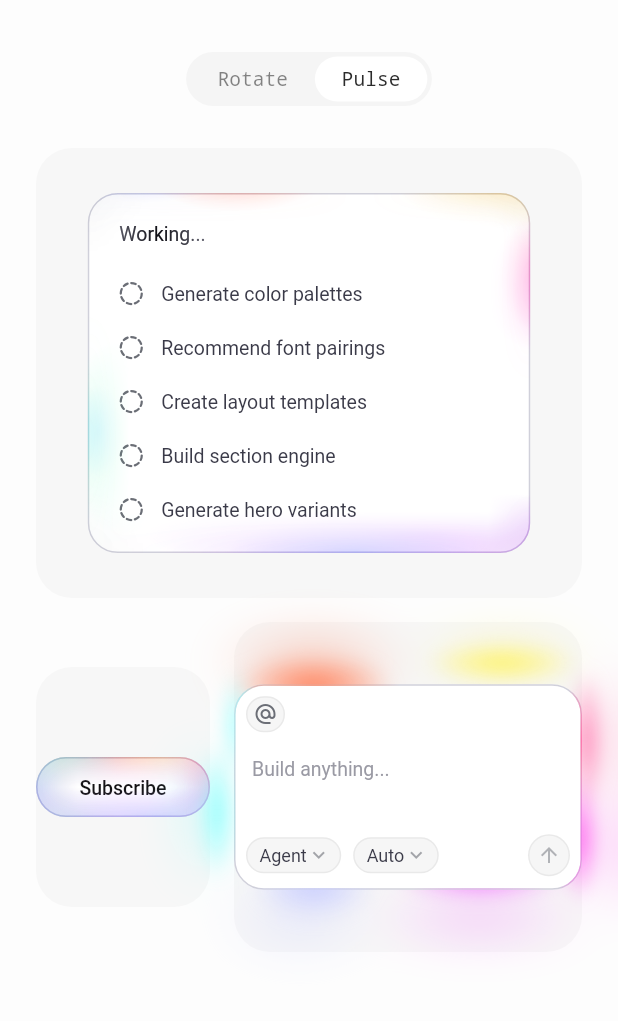
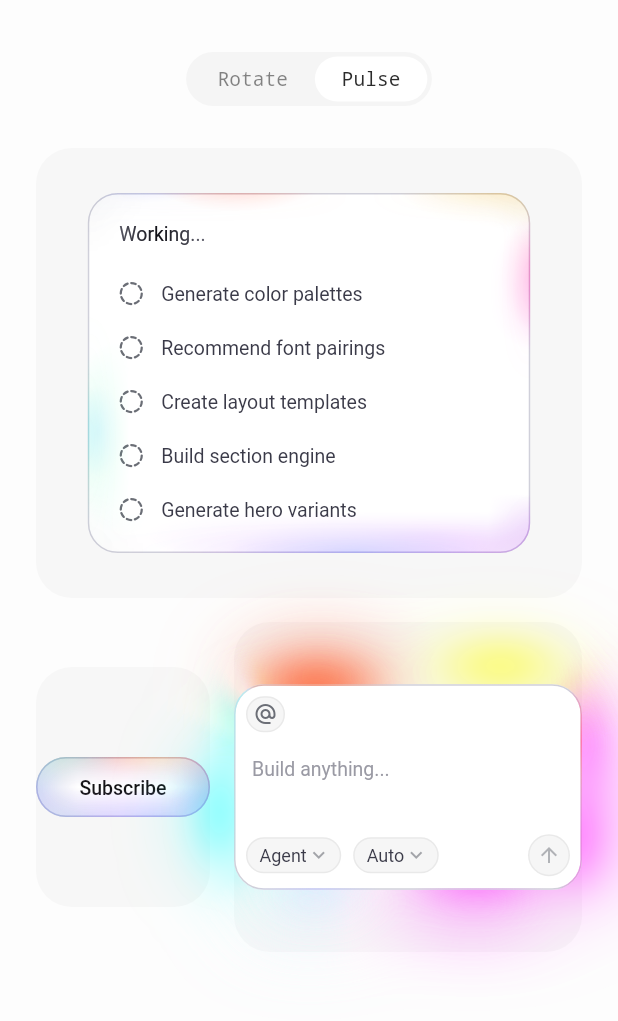
Before and after one commit to SimplifyJobs/flutter_border_beam, a Flutter app: the screen it shows after launch, after a tap on the "light mode" icon, after a tap on "Pulse", on a phone screen of 412 x 824 dp, the part 215-1236 px from its top. Run offline on Flutter 3.47's test engine with Material 3 defaults, Android fonts, the phone set to English and light mode, and no system bars; missing offline and left inert: sprung.

Commit message:
Match pulse-outside to the original demo's tuned glow
The pulse-outside halo rendered as sparse, dim, detached blobs because the
port implemented the React library's raw defaults, while the reference look
from beam.jakubantalik.com layers the demo's tuning recipe on top
(.beam-host--pulse-outside-tuned): unit-scaled insets and blurs (the ~20px
core blur melts the blobs into one continuous edge-hugging glow), x1.71
layer opacities, brightness 1.3x1.71 / saturation 1.2x1.71, and a 1.05
prominence boost. That recipe is now the Flutter default, with every value
still overridable via the coreBlur/bloomBlur/glowBrightness/glowSaturation/
glowBoost/opacity hooks.

Also composes the glow color matrix explicitly AFTER the blur
(ImageFilter.compose) to match CSS filter ordering — Skia otherwise runs a
paint's colorFilter before its imageFilter.

Regenerates the pulse-outside goldens, refreshes the showcase assets, and
adds a focused pulse_outside_demo.dart recording reel.

Co-Authored-By: Claude Fable 5 <noreply@anthropic.com>

```diff
--- a/lib/src/painting/strategies/pulse_outer_strategy.dart
+++ b/lib/src/painting/strategies/pulse_outer_strategy.dart
@@ -38,6 +38,23 @@ class PulseOuterStrategy extends BeamVariantStrategy {
   static const double _sw = 0.95;
   static const double _sh = 0.9;
 
+  // The demo-hero tuning recipe (`.beam-host--pulse-outside-tuned` in the
+  // source's demo). The library's RAW defaults render a sparse, dim halo of
+  // separate blobs; the pulse-outside look everyone knows from
+  // beam.jakubantalik.com layers this recipe on top: unit-scaled insets and
+  // blurs (the ~20px core blur is what melts the blobs into one continuous
+  // edge-hugging glow), ×1.71 layer opacities, brightness 1.3×1.71 and
+  // saturation 1.2×1.71, and a 1.05 prominence boost. Baked in as the
+  // Flutter defaults; every value stays overridable through the widget's
+  // coreBlur/bloomBlur/glowBrightness/glowSaturation/glowBoost/opacity
+  // hooks.
+  static const double _tunedBoost = 1.05;
+  static const double _tunedGlowMul = 1.71;
+  static const double _tunedCoreInset = 6;
+  static const double _tunedBloomInset = 14;
+  static const double _tunedCoreBlur = 10;
+  static const double _tunedBloomBlur = 19;
+
   @override
   double? get preferredFps => 30;
 
@@ -45,6 +62,11 @@ class PulseOuterStrategy extends BeamVariantStrategy {
       (size.width / referenceWidth).clamp(minScale, maxScale);
   double _sy(Size size) =>
       (size.height / referenceHeight).clamp(minScale, maxScale);
+
+  // Halo reach/blur scale with element size relative to the demo's Subscribe
+  // button baseline (measured glow scale 0.35), damped ×0.7
+  // (`--sub-glow-unit`).
+  double _unit(Size size) => _sx(size) / minScale * 0.7;
 
   BeamColorMatrix _matrix(
     BeamConfig config,
@@ -66,7 +88,6 @@ class PulseOuterStrategy extends BeamVariantStrategy {
   ) {
     if (phases.fadeOpacity <= 0) return;
     final rect = Offset.zero & size;
-    final isDark = config.brightness == Brightness.dark;
     final params = PulseParams.resolve(
       BeamVariant.pulseOutside,
       config.brightness,
@@ -74,36 +95,46 @@ class PulseOuterStrategy extends BeamVariantStrategy {
     );
     final sx = _sx(size);
     final sy = _sy(size);
-    final boost = config.glowBoost;
+    final unit = _unit(size);
+    final boost = config.glowBoost * _tunedBoost;
     final border = config.palette.data.border;
 
+    // Filter ordering: CSS runs `blur()` before the color terms, and Skia
+    // runs a paint's colorFilter BEFORE its imageFilter, so the color matrix
+    // is composed explicitly after the blur (ImageFilter.compose runs
+    // `inner` first).
     final glowMatrix = _matrix(
       config,
       phases,
-      brightness: config.glowBrightness,
-      saturation: config.glowSaturation,
+      brightness: config.glowBrightness ?? 1.3 * _tunedGlowMul,
+      saturation: config.glowSaturation ?? 1.2 * _tunedGlowMul,
     );
-    Color fold(Color c) => glowMatrix.transform(c);
+    ImageFilter glowBlur(double sigma) => ImageFilter.compose(
+      outer: glowMatrix.toColorFilter(),
+      inner: ImageFilter.blur(
+        sigmaX: sigma,
+        sigmaY: sigma,
+        tileMode: TileMode.decal,
+      ),
+    );
+    Color fold(Color c) => c;
 
-    // ── Core glow: inset −10px, blurred, breathing ──
+    // ── Core glow: blurred, breathing, hugging the edge ──
     final coreOpacity = BeamLayerUtils.layerOpacity(
       config,
       fade: phases.fadeOpacity,
       preset: config.theme.innerOpacity,
       hookFactor: config.innerOpacityFactor,
+      extra: _tunedGlowMul,
     );
-    final coreBlur = config.coreBlur ?? (isDark ? 3.0 : 6.0);
+    final coreBlur = config.coreBlur ?? _tunedCoreBlur * unit;
     if (coreOpacity > 0) {
-      final coreRect = rect.inflate(10);
+      final coreRect = rect.inflate(_tunedCoreInset * unit);
       canvas.saveLayer(
         coreRect.inflate(coreBlur * 3),
         Paint()
           ..color = _white.withValues(alpha: coreOpacity)
-          ..imageFilter = ImageFilter.blur(
-            sigmaX: coreBlur,
-            sigmaY: coreBlur,
-            tileMode: TileMode.decal,
-          ),
+          ..imageFilter = glowBlur(coreBlur),
       );
       _scaled(canvas, rect.center, () {
         for (final spec in pulseOuterCore) {
@@ -127,26 +158,23 @@ class PulseOuterStrategy extends BeamVariantStrategy {
       canvas.restore();
     }
 
-    // ── Bloom halo: inset −30px, frozen, heavily blurred ──
+    // ── Bloom halo: frozen, heavily blurred ambient wash ──
     final bloomOpacity = BeamLayerUtils.layerOpacity(
       config,
       fade: phases.fadeOpacity,
       preset: config.theme.bloomOpacity,
       hookFactor: config.bloomOpacityFactor,
+      extra: _tunedGlowMul,
     );
-    final bloomBlur = config.bloomBlur ?? (isDark ? 22.5 : 15.0);
+    final bloomBlur = config.bloomBlur ?? _tunedBloomBlur * unit;
     if (bloomOpacity > 0) {
-      final bloomRect = rect.inflate(30);
+      final bloomRect = rect.inflate(_tunedBloomInset * unit);
       final frozenAlpha = 1 - params.op * 0.5;
       canvas.saveLayer(
         bloomRect.inflate(bloomBlur * 3),
         Paint()
           ..color = _white.withValues(alpha: bloomOpacity)
-          ..imageFilter = ImageFilter.blur(
-            sigmaX: bloomBlur,
-            sigmaY: bloomBlur,
-            tileMode: TileMode.decal,
-          ),
+          ..imageFilter = glowBlur(bloomBlur),
       );
       _scaled(canvas, rect.center, () {
         for (final spec in pulseOuterBloom) {
@@ -188,8 +216,10 @@ class PulseOuterStrategy extends BeamVariantStrategy {
     );
     final sx = _sx(size);
     final sy = _sy(size);
+    // Filter applied at layer composite time (post-gradient), matching CSS —
+    // see paintBehind for why this must not be folded into the colors.
     final matrix = _matrix(config, phases);
-    Color fold(Color c) => matrix.transform(c);
+    Color fold(Color c) => c;
     final border = config.palette.data.border;
 
     final strokeOpacity = BeamLayerUtils.layerOpacity(
@@ -197,6 +227,7 @@ class PulseOuterStrategy extends BeamVariantStrategy {
       fade: phases.fadeOpacity,
       preset: config.theme.strokeOpacity,
       hookFactor: config.strokeOpacityFactor,
+      extra: _tunedGlowMul,
     );
     if (strokeOpacity <= 0) return;
 
@@ -204,7 +235,9 @@ class PulseOuterStrategy extends BeamVariantStrategy {
     canvas.clipPath(geometry.ring);
     canvas.saveLayer(
       rect,
-      Paint()..color = _white.withValues(alpha: strokeOpacity),
+      Paint()
+        ..color = _white.withValues(alpha: strokeOpacity)
+        ..colorFilter = matrix.toColorFilter(),
     );
     // Optional static hairline under the colored stroke (preset 0 — the
     // wrapped child's own border provides the idle edge).
```
Also changed, not shown: example/lib/pulse_outside_demo.dart (added, +44 -0 lines), assets/showcase/pulse_outside.png, 5 other files.
